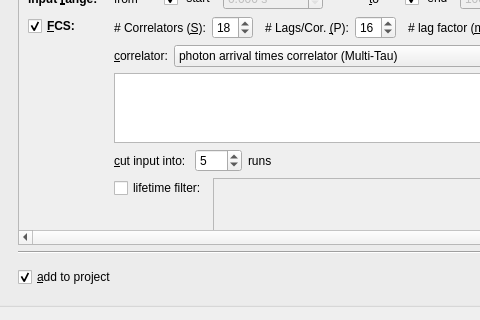
This is plugins/tcspcimporter/qfetcspcimporterdialog.ui in jkriege2/QuickFit3 as Qt 5 draws it before an edit; both pictures show x 169 to 649 and y 167 to 487 of the 911 by 655 pixel window. The edited form follows.
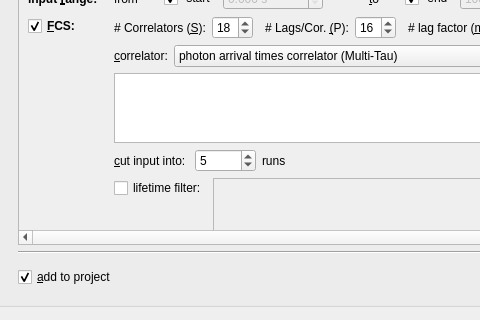
This is the edited form. Icons and pictures are not drawn. Custom widgets are drawn as their Qt base class.

```diff
--- a/plugins/tcspcimporter/qfetcspcimporterdialog.ui
+++ b/plugins/tcspcimporter/qfetcspcimporterdialog.ui
@@ -738,7 +738,7 @@
                      <number>1</number>
                     </property>
                     <property name="maximum">
-                     <number>100</number>
+                     <number>10000</number>
                     </property>
                     <property name="value">
                      <number>5</number>
```
Left out of the diff: 18 changed lines with no effect on the pictures.
